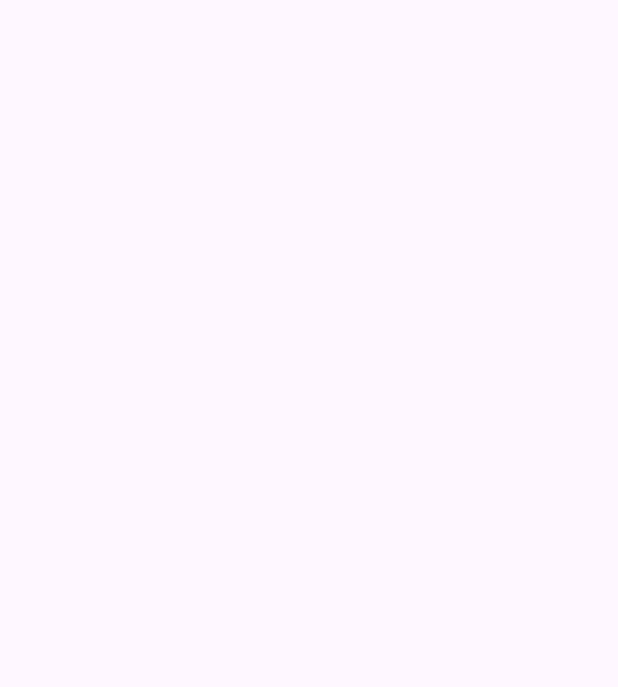
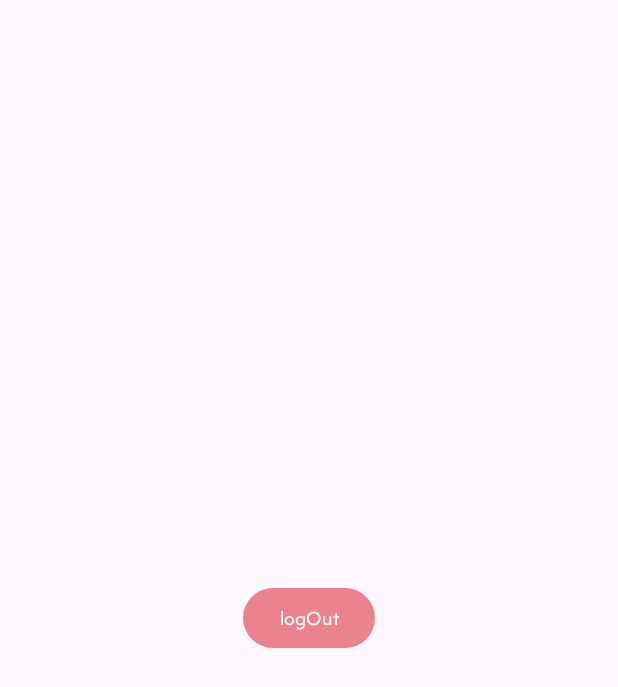
Before and after one commit to ahmedfolly/NewLogisticCaravan, an Android app: the CourierActivity screen opened directly, with no data from a screen before it, on a phone screen of 412 x 824 dp. Before the commit the part shown is empty. Shown: the top 687 px of the screen. Run offline under Robolectric (Android 15) with nearby library versions, the phone set to English and light mode, and no system bars; our stand-ins replace Firebase (no records; nobody signed in at launch, a user with empty details on screens opened directly).

```diff
--- a/app/src/main/java/com/example/logisticcavan/common/di/ModuleApp.java
+++ b/app/src/main/java/com/example/logisticcavan/common/di/ModuleApp.java
@@ -19,7 +19,9 @@ public class ModuleApp {
 
     @Provides
     @Singleton
-    public SharedPreferences provideSharedPreferences(@ApplicationContext Context context) {
+    public SharedPreferences provideSharedPreferences
+            (@ApplicationContext Context context)
+    {
         return context.getSharedPreferences(PREF_NAME, Context.MODE_PRIVATE);
     }
 
--- a/app/src/main/java/com/example/logisticcavan/users/courier/CourierActivity.java
+++ b/app/src/main/java/com/example/logisticcavan/users/courier/CourierActivity.java
@@ -1,14 +1,14 @@
 package com.example.logisticcavan.users.courier;
 
+import android.content.Intent;
 import android.os.Bundle;
 
 import androidx.activity.EdgeToEdge;
 import androidx.appcompat.app.AppCompatActivity;
-import androidx.core.graphics.Insets;
-import androidx.core.view.ViewCompat;
-import androidx.core.view.WindowInsetsCompat;
 
 import com.example.logisticcavan.R;
+import com.example.logisticcavan.auth.presentation.AuthActivity;
+import com.google.firebase.auth.FirebaseAuth;
 
 public class CourierActivity extends AppCompatActivity {
 
@@ -17,10 +17,16 @@ public class CourierActivity extends AppCompatActivity {
         super.onCreate(savedInstanceState);
         EdgeToEdge.enable(this);
         setContentView(R.layout.activity_courier);
-        ViewCompat.setOnApplyWindowInsetsListener(findViewById(R.id.main), (v, insets) -> {
-            Insets systemBars = insets.getInsets(WindowInsetsCompat.Type.systemBars());
-            v.setPadding(systemBars.left, systemBars.top, systemBars.right, systemBars.bottom);
-            return insets;
+        findViewById(R.id.button).setOnClickListener(view1 -> {
+            signOut();
         });
+
+    }
+
+
+    public void signOut() {
+        FirebaseAuth.getInstance().signOut();
+        startActivity(new Intent(this, AuthActivity.class));
+        finish();
     }
 }
--- a/app/src/main/res/layout/activity_courier.xml
+++ b/app/src/main/res/layout/activity_courier.xml
@@ -5,6 +5,16 @@
     android:id="@+id/main"
     android:layout_width="match_parent"
     android:layout_height="match_parent"
-    tools:context=".users.courier.CourierActivity">
+    tools:context=".users.restaurant.RestaurantActivity">
 
+
+    <Button
+        android:id="@+id/button"
+        android:layout_width="wrap_content"
+        android:layout_height="wrap_content"
+        android:text="logOut"
+        app:layout_constraintBottom_toBottomOf="parent"
+        app:layout_constraintEnd_toEndOf="parent"
+        app:layout_constraintStart_toStartOf="parent"
+        app:layout_constraintTop_toTopOf="parent" />
 </androidx.constraintlayout.widget.ConstraintLayout>
--- a/app/src/main/res/layout/fragment_login.xml
+++ b/app/src/main/res/layout/fragment_login.xml
@@ -147,7 +147,7 @@
                     app:layout_constraintTop_toBottomOf="@+id/textInputLayoutPassword" />
 
                 <TextView
-                    android:id="@+id/Courier"
+                    android:id="@+id/logIn"
                     android:layout_width="match_parent"
                     android:layout_height="wrap_content"
                     android:layout_marginStart="100dp"
@@ -175,7 +175,7 @@
                     android:text="Don’t have have an account?"
                     android:textColor="@color/black"
                     app:layout_constraintStart_toStartOf="parent"
-                    app:layout_constraintTop_toBottomOf="@+id/Courier" />
+                    app:layout_constraintTop_toBottomOf="@+id/logIn" />
 
                 <TextView
                     android:id="@+id/signUp"
--- a/app/src/main/res/layout/fragment_sign_up.xml
+++ b/app/src/main/res/layout/fragment_sign_up.xml
@@ -43,7 +43,7 @@
                 app:layout_constraintVertical_bias="0.0" />
 <ScrollView
     android:layout_width="match_parent"
-    android:layout_height="wrap_content"
+    android:layout_height="0dp"
     android:layout_marginTop="12dp"
     android:background="@drawable/corner_top_lift_right"
     android:padding="24dp"
@@ -55,7 +55,6 @@
     app:layout_constraintTop_toBottomOf="@+id/imageView2"
     app:layout_constraintVertical_bias="0.0"
     >
-
             <androidx.constraintlayout.widget.ConstraintLayout
                 android:layout_width="match_parent"
                 android:layout_height="wrap_content"
```
Also changed, not shown: app/src/main/java/com/example/logisticcavan/auth/data/RemoteStorageRepository.java (+9 -1 lines), app/src/main/java/com/example/logisticcavan/auth/di/AuthDi.java (+19 -2 lines), app/src/main/java/com/example/logisticcavan/auth/domain/entity/UserInfo.java (+11 -5 lines), app/src/main/java/com/example/logisticcavan/auth/presentation/AuthViewModel.java (+12 -6 lines), app/src/main/java/com/example/logisticcavan/auth/presentation/LoginFragment.java (+58 -9 lines), app/src/main/java/com/example/logisticcavan/auth/presentation/SignUpFragment.java (+2 -9 lines), app/src/main/java/com/example/logisticcavan/common/base/BaseFragment.java (+14 -0 lines), app/src/main/java/com/example/logisticcavan/common/ui/SplashActivity.java (+10 -2 lines), app/src/main/java/com/example/logisticcavan/users/customer/HomeFragment.java (+21 -1 lines), app/src/main/res/layout/activity_restaurant.xml (+10 -0 lines).
